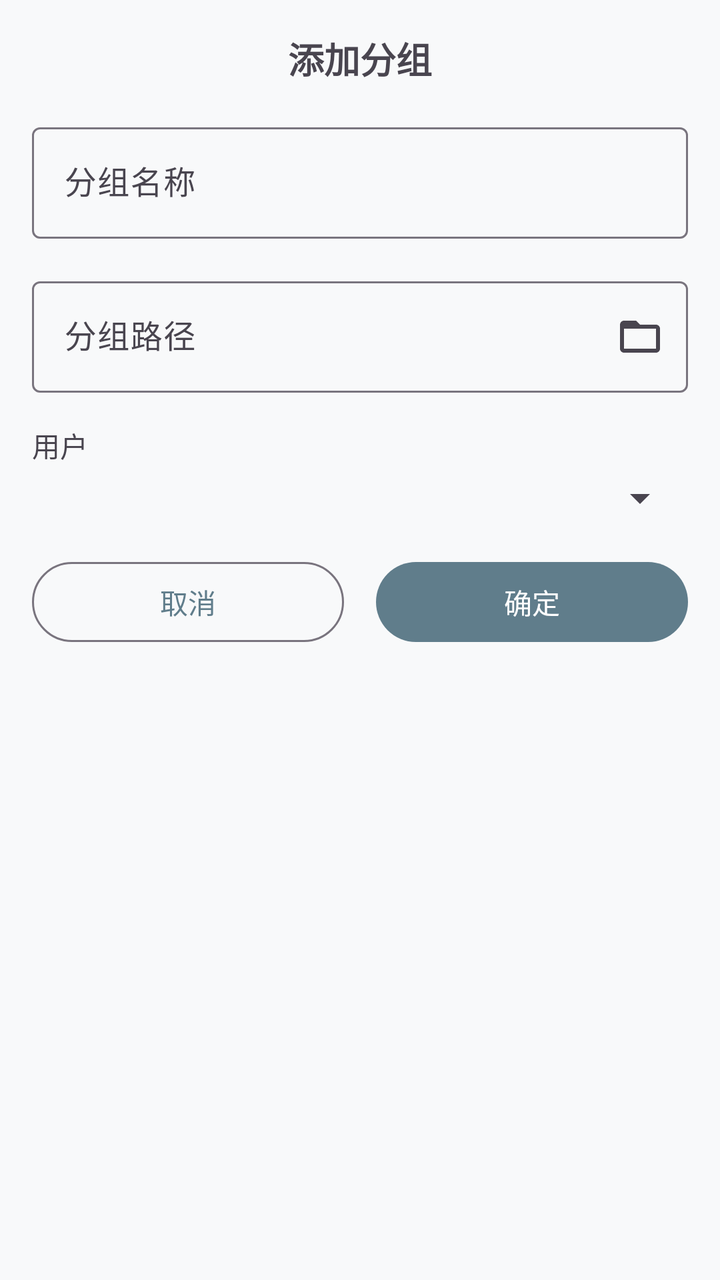
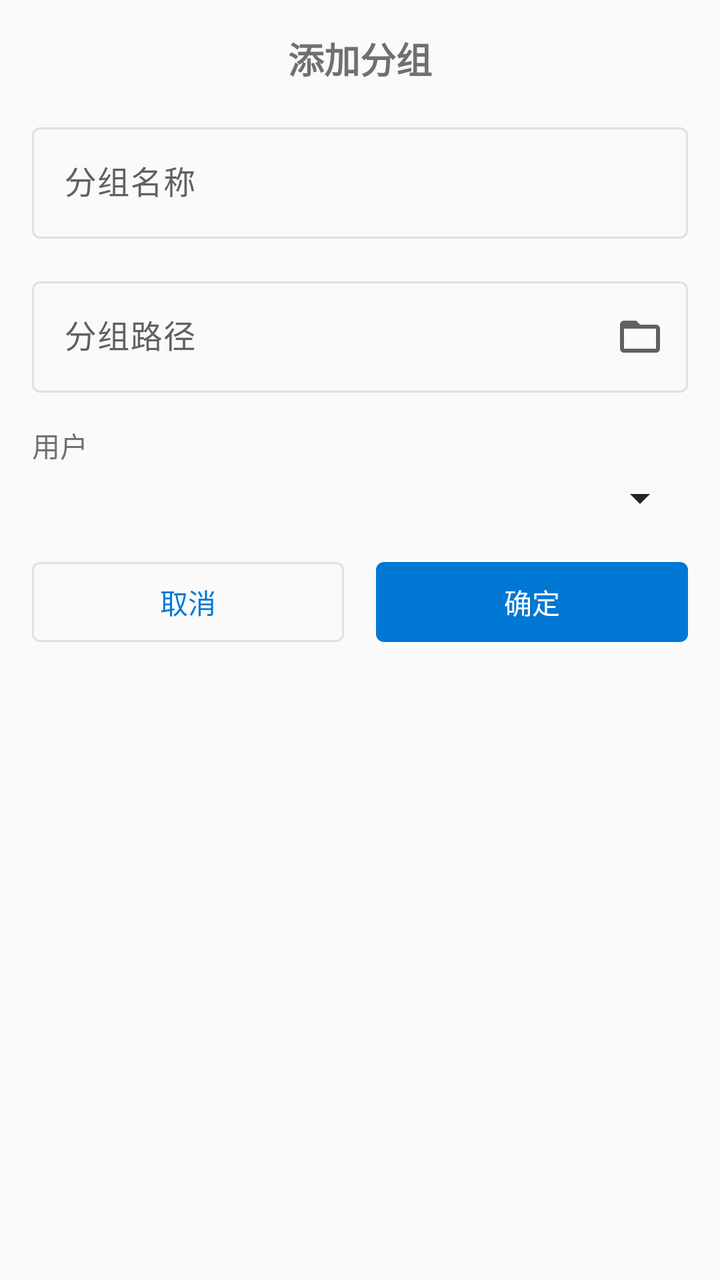

Two renders of the same Android screen: before a commit and after it. Below are the layout's source before the change and the commit's diff.
<!-- AndroidManifest.xml: application theme Theme.AppSnapshot -->
<!-- res/layout/bottom_sheet_add_group.xml -->
<?xml version="1.0" encoding="utf-8"?>
<LinearLayout xmlns:android="http://schemas.android.com/apk/res/android"
    xmlns:app="http://schemas.android.com/apk/res-auto"
    android:layout_width="match_parent"
    android:layout_height="wrap_content"
    android:orientation="vertical"
    android:padding="16dp">

    <TextView
        android:layout_width="match_parent"
        android:layout_height="wrap_content"
        android:layout_marginBottom="16dp"
        android:gravity="center"
        android:text="添加分组"
        android:textSize="18sp"
        android:textStyle="bold" />

    <com.google.android.material.textfield.TextInputLayout
        android:layout_width="match_parent"
        android:layout_height="wrap_content"
        android:layout_marginBottom="16dp"
        android:hint="分组名称">

        <com.google.android.material.textfield.TextInputEditText
            android:id="@+id/et_group_name"
            android:layout_width="match_parent"
            android:layout_height="wrap_content"
            android:inputType="text" />

    </com.google.android.material.textfield.TextInputLayout>

    <com.google.android.material.textfield.TextInputLayout
        android:id="@+id/til_group_path"
        android:layout_width="match_parent"
        android:layout_height="wrap_content"
        android:layout_marginBottom="16dp"
        android:hint="分组路径"
        app:endIconContentDescription="选择路径"
        app:endIconDrawable="@drawable/ic_folder_open"
        app:endIconMode="custom">

        <com.google.android.material.textfield.TextInputEditText
            android:id="@+id/et_group_path"
            android:layout_width="match_parent"
            android:layout_height="wrap_content"
            android:clickable="true"
            android:focusable="false"
            android:inputType="text" />

    </com.google.android.material.textfield.TextInputLayout>

    <TextView
        android:layout_width="match_parent"
        android:layout_height="wrap_content"
        android:layout_marginBottom="4dp"
        android:text="用户"
        android:textSize="14sp" />

    <Spinner
        android:id="@+id/spinner_user_id"
        android:layout_width="match_parent"
        android:layout_height="wrap_content"
        android:layout_marginBottom="16dp" />

    <LinearLayout
        android:layout_width="match_parent"
        android:layout_height="wrap_content"
        android:orientation="horizontal">

        <com.google.android.material.button.MaterialButton
            android:id="@+id/btn_cancel"
            style="@style/Widget.Material3.Button.OutlinedButton"
            android:layout_width="0dp"
            android:layout_height="wrap_content"
            android:layout_marginEnd="8dp"
            android:layout_weight="1"
            android:text="取消" />

        <com.google.android.material.button.MaterialButton
            android:id="@+id/btn_confirm"
            style="@style/Widget.Material3.Button"
            android:layout_width="0dp"
            android:layout_height="wrap_content"
            android:layout_marginStart="8dp"
            android:layout_weight="1"
            android:text="确定" />

    </LinearLayout>

</LinearLayout>
<!-- resources referenced by this layout -->
<resources>
  <!-- drawable ic_folder_open (drawable) -->
  <vector xmlns:android="http://schemas.android.com/apk/res/android"
      android:width="24dp"
      android:height="24dp"
      android:viewportWidth="24"
      android:viewportHeight="24">
      <path
          android:fillColor="#FF000000"
          android:pathData="M20,6h-8l-2,-2H4C2.9,4 2.01,4.9 2.01,6L2,18c0,1.1 0.9,2 2,2h16c1.1,0 2,-0.9 2,-2V8C22,6.9 21.1,6 20,6zM20,18H4V8h16V18z"/>
  </vector>
  <style name="Theme.AppSnapshot" parent="Theme.Material3.DayNight">
          
          <item name="colorPrimary">@color/blue_grey_500</item>
          <item name="colorPrimaryVariant">@color/blue_grey_700</item>
          <item name="colorOnPrimary">@color/white</item>
          
          <item name="colorSecondary">@color/blue_grey_300</item>
          <item name="colorSecondaryVariant">@color/blue_grey_800</item>
          <item name="colorOnSecondary">@color/white</item>
          
          <item name="android:statusBarColor">@android:color/transparent</item>
          
          <item name="android:colorBackground">@color/light_gray_white</item>
          
      </style>
  <color name="blue_grey_500">#FF607D8B</color>
  <color name="blue_grey_700">#FF455A64</color>
  <color name="white">#FFFFFFFF</color>
  <color name="blue_grey_300">#FF90A4AE</color>
  <color name="blue_grey_800">#FF37474F</color>
  <color name="light_gray_white">#FFF8F9FA</color>
</resources>

<!-- the commit's change to res/layout/bottom_sheet_add_group.xml (unified diff, before → after) -->
@@ -69,7 +69,7 @@
 
         <com.google.android.material.button.MaterialButton
             android:id="@+id/btn_cancel"
-            style="@style/Widget.Material3.Button.OutlinedButton"
+            style="@style/Widget.AppSnapshot.Button.Outlined"
             android:layout_width="0dp"
             android:layout_height="wrap_content"
             android:layout_marginEnd="8dp"
@@ -78,7 +78,7 @@
 
         <com.google.android.material.button.MaterialButton
             android:id="@+id/btn_confirm"
-            style="@style/Widget.Material3.Button"
+            style="@style/Widget.AppSnapshot.Button"
             android:layout_width="0dp"
             android:layout_height="wrap_content"
             android:layout_marginStart="8dp"
<!-- resource entries referenced after the edit -->
@@ -7,29 +7,225 @@
       android:viewportWidth="24"
       android:viewportHeight="24">
       <path
-          android:fillColor="#FF000000"
+          android:fillColor="@color/icon_primary"
           android:pathData="M20,6h-8l-2,-2H4C2.9,4 2.01,4.9 2.01,6L2,18c0,1.1 0.9,2 2,2h16c1.1,0 2,-0.9 2,-2V8C22,6.9 21.1,6 20,6zM20,18H4V8h16V18z"/>
   </vector>
-  <style name="Theme.AppSnapshot" parent="Theme.Material3.DayNight">
-          
-          <item name="colorPrimary">@color/blue_grey_500</item>
-          <item name="colorPrimaryVariant">@color/blue_grey_700</item>
-          <item name="colorOnPrimary">@color/white</item>
-          
-          <item name="colorSecondary">@color/blue_grey_300</item>
-          <item name="colorSecondaryVariant">@color/blue_grey_800</item>
-          <item name="colorOnSecondary">@color/white</item>
+  <style name="Widget.AppSnapshot.Button" parent="Widget.Material3.Button">
+          <item name="backgroundTint">@color/primary</item>
+          <item name="android:textColor">@color/on_primary</item>
+          <item name="shapeAppearanceOverlay">@style/ShapeAppearance.AppSnapshot.Corner.Control</item>
+      </style>
+  <style name="Widget.AppSnapshot.Button.Outlined" parent="Widget.Material3.Button.OutlinedButton">
+          <item name="strokeColor">@color/outline</item>
+          <item name="android:textColor">@color/primary</item>
+          <item name="shapeAppearanceOverlay">@style/ShapeAppearance.AppSnapshot.Corner.Control</item>
+      </style>
+  <style name="Theme.AppSnapshot" parent="Theme.Material3.DayNight.NoActionBar">
+          
+          <item name="shapeAppearanceSmallComponent">@style/ShapeAppearance.AppSnapshot.SmallComponent</item>
+          <item name="shapeAppearanceMediumComponent">@style/ShapeAppearance.AppSnapshot.MediumComponent</item>
+          <item name="shapeAppearanceLargeComponent">@style/ShapeAppearance.AppSnapshot.LargeComponent</item>
+          
+          <item name="colorPrimary">@color/primary</item>
+          <item name="colorOnPrimary">@color/on_primary</item>
+          <item name="colorPrimaryContainer">@color/primary_container</item>
+          <item name="colorOnPrimaryContainer">@color/on_primary_container</item>
+          
+          <item name="colorSecondary">@color/secondary</item>
+          <item name="colorOnSecondary">@color/on_secondary</item>
+          <item name="colorSecondaryContainer">@color/secondary_container</item>
+          <item name="colorOnSecondaryContainer">@color/on_secondary_container</item>
+          
+          <item name="colorTertiary">@color/tertiary</item>
+          <item name="colorOnTertiary">@color/on_tertiary</item>
+          <item name="colorTertiaryContainer">@color/tertiary_container</item>
+          <item name="colorOnTertiaryContainer">@color/on_tertiary_container</item>
+          
+          <item name="android:colorBackground">@color/background</item>
+          <item name="colorOnBackground">@color/on_background</item>
+          <item name="colorSurface">@color/surface</item>
+          <item name="colorOnSurface">@color/on_surface</item>
+          <item name="colorSurfaceVariant">@color/surface_variant</item>
+          <item name="colorOnSurfaceVariant">@color/on_surface_variant</item>
+          <item name="colorSurfaceContainer">@color/surface</item>
+          <item name="colorSurfaceContainerHigh">@color/fluent_layer</item>
+          <item name="colorSurfaceContainerHighest">@color/surface_variant</item>
+          <item name="colorSurfaceContainerLow">@color/background</item>
+          <item name="colorSurfaceContainerLowest">@color/surface</item>
+          
+          <item name="colorOutline">@color/outline</item>
+          <item name="colorOutlineVariant">@color/outline_variant</item>
+          
+          <item name="android:textColorPrimary">@color/on_surface</item>
+          <item name="android:textColorSecondary">@color/on_surface_variant</item>
+          <item name="android:textColorTertiary">@color/fluent_text_tertiary</item>
+          
+          <item name="colorAccent">@color/primary</item>
+          <item name="colorControlActivated">@color/primary</item>
+          <item name="colorControlNormal">@color/icon_primary</item>
+          <item name="colorControlHighlight">@color/primary_container</item>
           
           <item name="android:statusBarColor">@android:color/transparent</item>
-          
-          <item name="android:colorBackground">@color/light_gray_white</item>
-          
-      </style>
-  <color name="blue_grey_500">#FF607D8B</color>
-  <color name="blue_grey_700">#FF455A64</color>
-  <color name="white">#FFFFFFFF</color>
-  <color name="blue_grey_300">#FF90A4AE</color>
-  <color name="blue_grey_800">#FF37474F</color>
-  <color name="light_gray_white">#FFF8F9FA</color>
+          <item name="android:navigationBarColor">@color/background</item>
+          
+          <item name="bottomNavigationStyle">@style/Widget.AppSnapshot.BottomNavigationView</item>
+          
+          <item name="tabStyle">@style/Widget.AppSnapshot.TabLayout</item>
+          
+          <item name="chipStyle">@style/Widget.AppSnapshot.Chip.Filter</item>
+          
+          <item name="floatingActionButtonStyle">@style/Widget.AppSnapshot.FloatingActionButton</item>
+          
+          <item name="switchStyle">@style/Widget.AppSnapshot.Switch</item>
+          <item name="checkboxStyle">@style/Widget.AppSnapshot.CheckBox</item>
+          
+          <item name="materialButtonStyle">@style/Widget.AppSnapshot.Button</item>
+          
+          <item name="toolbarStyle">@style/Widget.AppSnapshot.Toolbar</item>
+          <item name="actionBarSize">@dimen/toolbar_height</item>
+          <item name="actionBarTheme">@style/ThemeOverlay.AppSnapshot.ActionBar</item>
+          
+          <item name="materialAlertDialogTheme">@style/ThemeOverlay.AppSnapshot.Dialog</item>
+          <item name="bottomSheetDialogTheme">@style/ThemeOverlay.AppSnapshot.BottomSheet</item>
+      </style>
+  <color name="icon_primary">@color/on_surface</color>
+  <color name="primary">@color/fluent_accent</color>
+  <color name="on_primary">#FFFFFFFF</color>
+  <style name="ShapeAppearance.AppSnapshot.Corner.Control" parent="ShapeAppearance.Material3.Corner.Small">
+          <item name="cornerFamily">rounded</item>
+          <item name="cornerSize">@dimen/fluent_corner_radius_control</item>
+      </style>
+  <color name="outline">@color/fluent_stroke</color>
+  <style name="ShapeAppearance.AppSnapshot.SmallComponent" parent="ShapeAppearance.Material3.SmallComponent">
+          <item name="cornerFamily">rounded</item>
+          <item name="cornerSize">@dimen/fluent_corner_radius_control</item>
+      </style>
+  <style name="ShapeAppearance.AppSnapshot.MediumComponent" parent="ShapeAppearance.Material3.MediumComponent">
+          <item name="cornerFamily">rounded</item>
+          <item name="cornerSize">@dimen/fluent_corner_radius_overlay</item>
+      </style>
+  <style name="ShapeAppearance.AppSnapshot.LargeComponent" parent="ShapeAppearance.Material3.LargeComponent">
+          <item name="cornerFamily">rounded</item>
+          <item name="cornerSize">@dimen/fluent_corner_radius_overlay</item>
+      </style>
+  <color name="primary_container">@color/fluent_accent_container</color>
+  <color name="on_primary_container">#FF004578</color>
+  <color name="secondary">@color/fluent_text_secondary</color>
+  <color name="on_secondary">#FFFFFFFF</color>
+  <color name="secondary_container">@color/fluent_fill_subtle</color>
+  <color name="on_secondary_container">@color/fluent_text_primary</color>
+  <color name="tertiary">@color/fluent_accent_hover</color>
+  <color name="on_tertiary">#FFFFFFFF</color>
+  <color name="tertiary_container">@color/fluent_accent_container_subtle</color>
+  <color name="on_tertiary_container">#FF004578</color>
+  <color name="background">@color/fluent_canvas</color>
+  <color name="on_background">@color/fluent_text_primary</color>
+  <color name="surface">@color/fluent_layer</color>
+  <color name="on_surface">@color/fluent_text_primary</color>
+  <color name="surface_variant">@color/fluent_fill_subtle</color>
+  <color name="on_surface_variant">@color/fluent_text_secondary</color>
+  <color name="fluent_layer">#FFFFFFFF</color>
+  <color name="outline_variant">@color/fluent_stroke_subtle</color>
+  <color name="fluent_text_tertiary">#FF707070</color>
+  <style name="Widget.AppSnapshot.BottomNavigationView" parent="Widget.Material3.BottomNavigationView">
+          <item name="android:background">@color/surface</item>
+          <item name="itemIconTint">@color/bottom_nav_item_color</item>
+          <item name="itemTextColor">@color/bottom_nav_item_color</item>
+          <item name="itemActiveIndicatorStyle">@style/Widget.AppSnapshot.BottomNavigationView.ActiveIndicator</item>
+          <item name="itemRippleColor">@color/primary_container</item>
+      </style>
+  <style name="Widget.AppSnapshot.TabLayout" parent="Widget.Material3.TabLayout">
+          <item name="tabIndicatorColor">@color/primary</item>
+          <item name="tabSelectedTextColor">@color/primary</item>
+          <item name="tabTextColor">@color/nav_item_inactive</item>
+          <item name="tabRippleColor">@color/primary_container</item>
+          <item name="tabIndicatorHeight">3dp</item>
+          <item name="tabIndicatorFullWidth">false</item>
+      </style>
+  <style name="Widget.AppSnapshot.Chip.Filter" parent="Widget.Material3.Chip.Filter">
+          <item name="chipBackgroundColor">@color/chip_background_color</item>
+          <item name="chipSurfaceColor">@color/chip_background_color</item>
+          <item name="chipStrokeColor">@color/chip_stroke_color</item>
+          <item name="chipStrokeWidth">1dp</item>
+          <item name="chipMinHeight">32dp</item>
+          <item name="checkedIconVisible">false</item>
+          <item name="android:textColor">@color/chip_text_color</item>
+          <item name="android:textSize">13sp</item>
+          <item name="shapeAppearanceOverlay">@style/ShapeAppearance.AppSnapshot.Corner.Control</item>
+      </style>
+  <style name="Widget.AppSnapshot.FloatingActionButton" parent="Widget.Material3.FloatingActionButton.Primary">
+          <item name="backgroundTint">@color/primary</item>
+          <item name="tint">@color/on_primary</item>
+          <item name="shapeAppearance">@style/ShapeAppearance.AppSnapshot.Corner.Control</item>
+      </style>
+  <style name="Widget.AppSnapshot.Switch" parent="Widget.Material3.CompoundButton.Switch">
+          <item name="thumbTint">@color/switch_thumb_color</item>
+          <item name="trackTint">@color/switch_track_color</item>
+      </style>
+  <style name="Widget.AppSnapshot.CheckBox" parent="Widget.Material3.CompoundButton.CheckBox">
+          <item name="buttonTint">@color/primary</item>
+      </style>
+  <style name="Widget.AppSnapshot.Toolbar" parent="Widget.Material3.Toolbar">
+          <item name="android:background">@color/surface</item>
+          <item name="backgroundTint">@null</item>
+          <item name="titleTextAppearance">@style/TextAppearance.AppSnapshot.ToolbarTitle</item>
+          <item name="titleTextColor">@color/on_surface</item>
+          <item name="subtitleTextColor">@color/on_surface_variant</item>
+          <item name="android:elevation">0dp</item>
+          <item name="elevation">0dp</item>
+      </style>
+  <dimen name="toolbar_height">48dp</dimen>
+  <style name="ThemeOverlay.AppSnapshot.ActionBar" parent="ThemeOverlay.Material3.ActionBar">
+          <item name="colorControlNormal">@color/on_surface</item>
+      </style>
+  <style name="ThemeOverlay.AppSnapshot.Dialog" parent="ThemeOverlay.Material3.MaterialAlertDialog">
+          <item name="colorPrimary">@color/primary</item>
+          <item name="colorSecondary">@color/secondary</item>
+          <item name="colorTertiary">@color/tertiary</item>
+          <item name="android:colorBackground">@color/surface</item>
+          <item name="shapeAppearanceOverlay">@style/ShapeAppearance.AppSnapshot.Corner.Overlay</item>
+      </style>
+  <style name="ThemeOverlay.AppSnapshot.BottomSheet" parent="ThemeOverlay.Material3.BottomSheetDialog">
+          <item name="colorPrimary">@color/primary</item>
+          <item name="colorOnPrimary">@color/on_primary</item>
+          <item name="colorSurface">@color/surface</item>
+          <item name="colorOnSurface">@color/on_surface</item>
+          <item name="android:colorBackground">@color/surface</item>
+          <item name="materialButtonStyle">@style/Widget.AppSnapshot.Button</item>
+          <item name="shapeAppearanceOverlay">@style/ShapeAppearance.AppSnapshot.Corner.Overlay</item>
+      </style>
+  <color name="fluent_accent">#FF0078D4</color>
+  <dimen name="fluent_corner_radius_control">4dp</dimen>
+  <color name="fluent_stroke">#FFE0E0E0</color>
+  <dimen name="fluent_corner_radius_overlay">8dp</dimen>
+  <color name="fluent_accent_container">#FFDEECF9</color>
+  <color name="fluent_text_secondary">#FF616161</color>
+  <color name="fluent_fill_subtle">#FFF5F5F5</color>
+  <color name="fluent_text_primary">#FF242424</color>
+  <color name="fluent_accent_hover">#FF106EBE</color>
+  <color name="fluent_accent_container_subtle">#FFE8F4FD</color>
+  <color name="fluent_canvas">#FFFAFAFA</color>
+  <color name="fluent_stroke_subtle">#FFEBEBEB</color>
+  <style name="Widget.AppSnapshot.BottomNavigationView.ActiveIndicator" parent="Widget.Material3.BottomNavigationView.ActiveIndicator">
+          <item name="android:color">@color/nav_active_indicator</item>
+          <item name="android:width">@dimen/m3_bottom_nav_item_active_indicator_width</item>
+          <item name="android:height">@dimen/m3_bottom_nav_item_active_indicator_height</item>
+          <item name="marginHorizontal">@dimen/m3_bottom_nav_item_active_indicator_margin_horizontal</item>
+          <item name="shapeAppearance">@style/ShapeAppearance.AppSnapshot.Corner.Control</item>
+      </style>
+  <color name="nav_item_inactive">@color/fluent_text_secondary</color>
+  <style name="TextAppearance.AppSnapshot.ToolbarTitle" parent="TextAppearance.Material3.TitleMedium">
+          <item name="android:textColor">@color/on_surface</item>
+          <item name="android:textSize">17sp</item>
+          <item name="android:fontFamily">sans-serif-medium</item>
+      </style>
+  <style name="ShapeAppearance.AppSnapshot.Corner.Overlay" parent="ShapeAppearance.Material3.Corner.Medium">
+          <item name="cornerFamily">rounded</item>
+          <item name="cornerSize">@dimen/fluent_corner_radius_overlay</item>
+      </style>
+  <color name="nav_active_indicator">#1A0078D4</color>
+  <dimen name="m3_bottom_nav_item_active_indicator_width">48dp</dimen>
+  <dimen name="m3_bottom_nav_item_active_indicator_height">32dp</dimen>
+  <dimen name="m3_bottom_nav_item_active_indicator_margin_horizontal">2dp</dimen>
 </resources>
 
